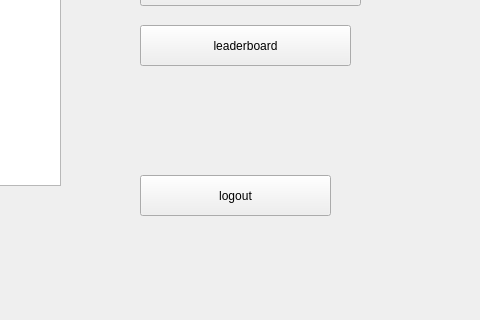
Old version of the form client/src/ui/mainwindow.ui in the repository Nihileon/word-elimination; both pictures show x 120 to 600 and y 105 to 425 of the 800 by 600 pixel window.
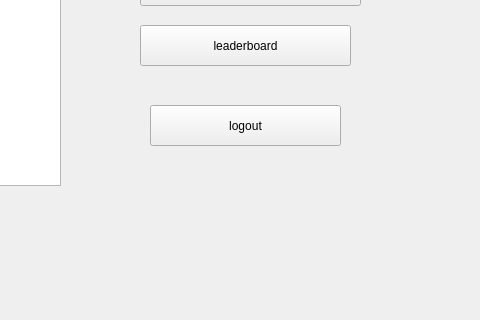
New version of the form.

```diff
--- a/client/src/ui/mainwindow.ui
+++ b/client/src/ui/mainwindow.ui
@@ -53,8 +53,8 @@
    <widget class="QPushButton" name="logoutPushBotton">
     <property name="geometry">
      <rect>
-      <x>260</x>
-      <y>280</y>
+      <x>270</x>
+      <y>210</y>
       <width>191</width>
       <height>41</height>
      </rect>
```
Left out of the diff: 2 changed lines with no effect on the pictures.
